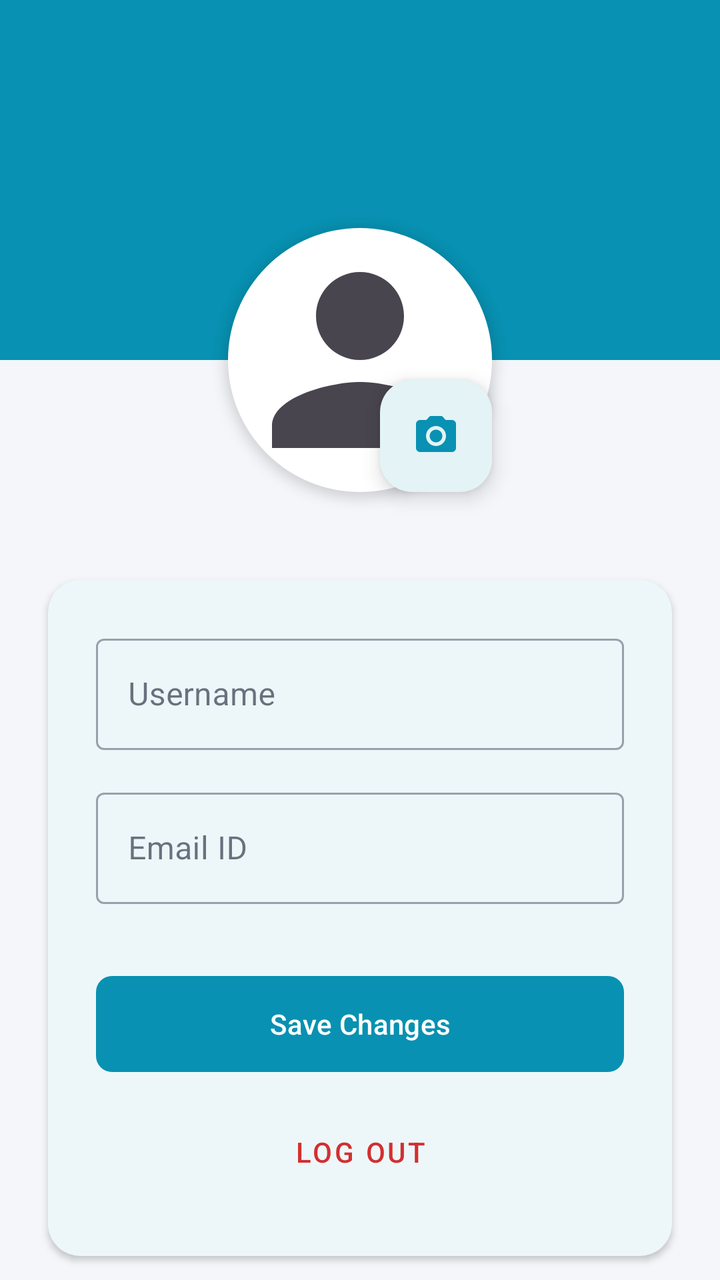
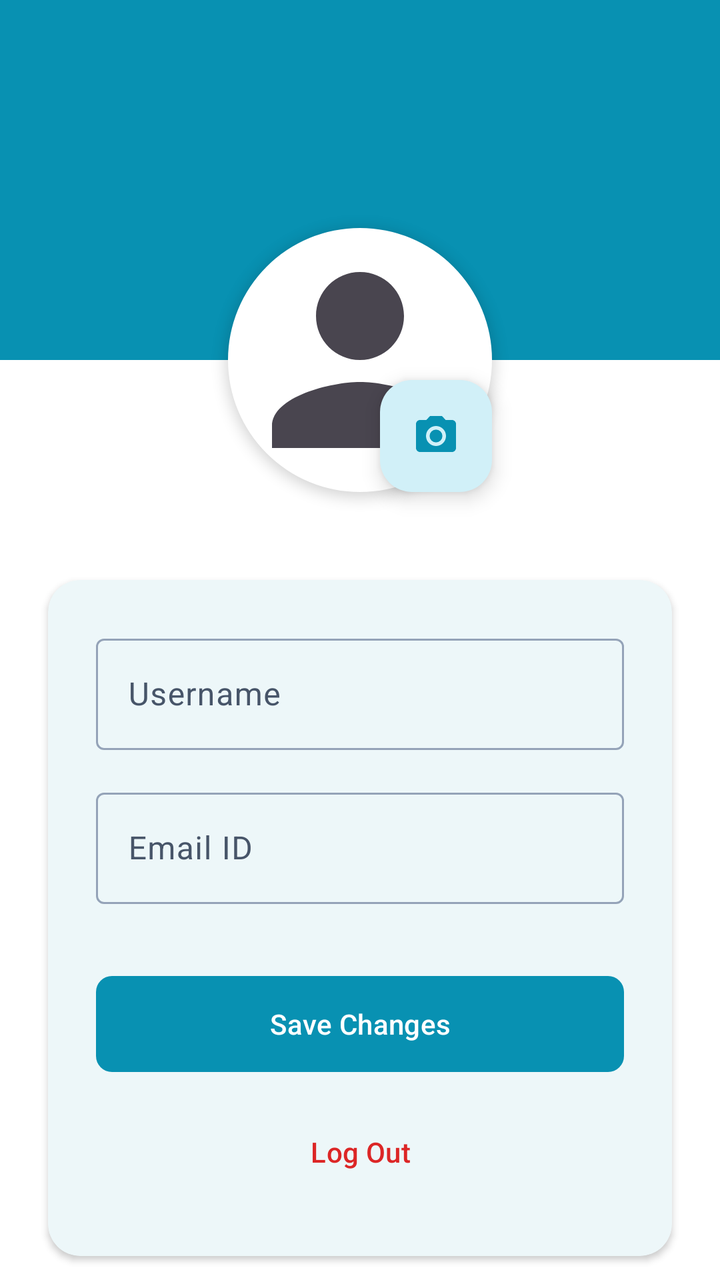

Two renders of the same Android screen: before a commit and after it. Below are the layout's source before the change and the commit's diff.
<!-- AndroidManifest.xml: application theme Theme.StudentRoomSharingApp -->
<!-- res/layout/fragment_profile.xml -->
<?xml version="1.0" encoding="utf-8"?>
<androidx.constraintlayout.widget.ConstraintLayout xmlns:android="http://schemas.android.com/apk/res/android"
    xmlns:app="http://schemas.android.com/apk/res-auto"
    xmlns:tools="http://schemas.android.com/tools"
    android:layout_width="match_parent"
    android:layout_height="match_parent"
    android:background="#F5F6FA"> <View
    android:id="@+id/headerBackground"
    android:layout_width="match_parent"
    android:layout_height="180dp"
    android:background="@color/md_theme_light_primary"
    app:layout_constraintTop_toTopOf="parent" />

    <com.google.android.material.imageview.ShapeableImageView
        android:id="@+id/ivProfileAvatar"
        android:layout_width="140dp"
        android:layout_height="140dp"
        android:layout_marginTop="110dp"
        android:elevation="4dp"
        android:scaleType="centerCrop"
        android:src="@drawable/ic_person_placeholder"
        android:background="@android:color/white"
        android:padding="4dp"
        app:layout_constraintEnd_toEndOf="parent"
        app:layout_constraintStart_toStartOf="parent"
        app:layout_constraintTop_toTopOf="parent"
        app:shapeAppearanceOverlay="@style/CircularShape" />

    <com.google.android.material.floatingactionbutton.FloatingActionButton
        android:id="@+id/fabEditAvatar"
        android:layout_width="wrap_content"
        android:layout_height="wrap_content"
        android:layout_marginEnd="4dp"
        android:layout_marginBottom="4dp"
        android:contentDescription="Edit Profile Picture"
        android:src="@drawable/baseline_camera_alt_24"
        app:backgroundTint="#FFFFFF"
        app:elevation="6dp"
        app:layout_constraintBottom_toBottomOf="@id/ivProfileAvatar"
        app:layout_constraintEnd_toEndOf="@id/ivProfileAvatar"
        app:maxImageSize="24dp"
        app:tint="@color/md_theme_light_primary" />

    <com.google.android.material.card.MaterialCardView
        android:layout_width="match_parent"
        android:layout_height="wrap_content"
        android:layout_marginHorizontal="24dp"
        android:layout_marginTop="40dp"
        app:cardBackgroundColor="@android:color/white"
        app:cardCornerRadius="16dp"
        app:cardElevation="2dp"
        app:strokeWidth="0dp"
        app:layout_constraintTop_toBottomOf="@id/ivProfileAvatar"
        app:layout_constraintStart_toStartOf="parent"
        app:layout_constraintEnd_toEndOf="parent">

        <LinearLayout
            android:layout_width="match_parent"
            android:layout_height="wrap_content"
            android:orientation="vertical"
            android:padding="24dp">

            <com.google.android.material.textfield.TextInputLayout
                android:id="@+id/tilUsername"
                style="@style/Widget.MaterialComponents.TextInputLayout.OutlinedBox"
                android:layout_width="match_parent"
                android:layout_height="wrap_content">

                <com.google.android.material.textfield.TextInputEditText
                    android:id="@+id/etUsername"
                    android:layout_width="match_parent"
                    android:layout_height="wrap_content"
                    android:hint="Username"
                    android:inputType="textPersonName"
                    android:maxLines="1" />
            </com.google.android.material.textfield.TextInputLayout>

            <com.google.android.material.textfield.TextInputLayout
                android:id="@+id/tilEmail"
                style="@style/Widget.MaterialComponents.TextInputLayout.OutlinedBox"
                android:layout_width="match_parent"
                android:layout_height="wrap_content"
                android:layout_marginTop="16dp">

                <com.google.android.material.textfield.TextInputEditText
                    android:id="@+id/etEmail"
                    android:layout_width="match_parent"
                    android:layout_height="wrap_content"
                    android:enabled="false"
                    android:hint="Email ID"
                    android:textColor="#9E9E9E"
                    android:inputType="textEmailAddress"
                    android:maxLines="1" />
            </com.google.android.material.textfield.TextInputLayout>

            <com.google.android.material.button.MaterialButton
                android:id="@+id/btnSaveChanges"
                android:layout_width="match_parent"
                android:layout_height="56dp"
                android:layout_marginTop="32dp"
                android:text="Save Changes"
                app:cornerRadius="8dp" />

            <com.google.android.material.button.MaterialButton
                android:id="@+id/btnLogout"
                style="@style/Widget.MaterialComponents.Button.TextButton"
                android:layout_width="match_parent"
                android:layout_height="56dp"
                android:layout_marginTop="8dp"
                android:text="Log Out"
                android:textColor="#D32F2F" />

        </LinearLayout>
    </com.google.android.material.card.MaterialCardView>

    <FrameLayout
        android:id="@+id/loadingOverlay"
        android:layout_width="match_parent"
        android:layout_height="match_parent"
        android:background="#66000000"
        android:visibility="gone"
        android:elevation="10dp"
        app:layout_constraintBottom_toBottomOf="parent"
        app:layout_constraintEnd_toEndOf="parent"
        app:layout_constraintStart_toStartOf="parent"
        app:layout_constraintTop_toTopOf="parent">

        <ProgressBar
            android:id="@+id/progressBar"
            android:layout_width="wrap_content"
            android:layout_height="wrap_content"
            android:layout_gravity="center"
            android:indeterminateTint="@color/md_theme_light_primary" />
    </FrameLayout>

</androidx.constraintlayout.widget.ConstraintLayout>
<!-- resources referenced by this layout -->
<resources>
  <color name="md_theme_light_primary">@color/primary</color>
  <style name="CircularShape">
          <item name="cornerFamily">rounded</item>
          <item name="cornerSize">50%</item>
      </style>
  <color name="primary">#0891B2</color>
  <color name="onPrimary">#FFFFFF</color>
  <color name="primaryContainer">#B5EAFB</color>
  <color name="onPrimaryContainer">#001F2A</color>
  <color name="secondary">#4E6A74</color>
  <color name="onSecondary">#FFFFFF</color>
  <color name="secondaryContainer">#D1F0F8</color>
  <color name="onSecondaryContainer">#05212A</color>
  <color name="tertiary">#9B6B4C</color>
  <color name="onTertiary">#FFFFFF</color>
  <color name="error">#DC2626</color>
  <color name="onError">#FFFFFF</color>
  <color name="errorContainer">#FFDAD6</color>
  <color name="onErrorContainer">#410002</color>
  <color name="background">#F8FAFC</color>
  <color name="onBackground">#0F172A</color>
  <color name="surface">#FFFFFF</color>
  <color name="onSurface">#0F172A</color>
  <color name="surfaceVariant">#E2E8F0</color>
  <color name="onSurfaceVariant">#475569</color>
  <color name="outline">#94A3B8</color>
  <style name="TextAppearance.StudentRoomSharingApp.HeadlineMedium" parent="TextAppearance.Material3.HeadlineMedium">
          <item name="android:textSize">28sp</item>
          <item name="android:lineSpacingExtra">0sp</item>
          <item name="android:fontWeight">600</item>
      </style>
  <style name="TextAppearance.StudentRoomSharingApp.TitleLarge" parent="TextAppearance.Material3.TitleLarge">
          <item name="android:textSize">22sp</item>
          <item name="android:lineSpacingExtra">0sp</item>
          <item name="android:fontWeight">600</item>
      </style>
  <style name="TextAppearance.StudentRoomSharingApp.TitleMedium" parent="TextAppearance.Material3.TitleMedium">
          <item name="android:textSize">16sp</item>
          <item name="android:lineSpacingExtra">0sp</item>
          <item name="android:fontWeight">600</item>
      </style>
  <style name="TextAppearance.StudentRoomSharingApp.TitleSmall" parent="TextAppearance.Material3.TitleSmall">
          <item name="android:textSize">14sp</item>
          <item name="android:lineSpacingExtra">0sp</item>
          <item name="android:fontWeight">600</item>
      </style>
  <style name="TextAppearance.StudentRoomSharingApp.BodyLarge" parent="TextAppearance.Material3.BodyLarge">
          <item name="android:textSize">16sp</item>
          <item name="android:lineSpacingExtra">4sp</item>
      </style>
  <style name="TextAppearance.StudentRoomSharingApp.BodyMedium" parent="TextAppearance.Material3.BodyMedium">
          <item name="android:textSize">14sp</item>
          <item name="android:lineSpacingExtra">4sp</item>
      </style>
  <style name="TextAppearance.StudentRoomSharingApp.BodySmall" parent="TextAppearance.Material3.BodySmall">
          <item name="android:textSize">12sp</item>
          <item name="android:lineSpacingExtra">4sp</item>
      </style>
  <style name="TextAppearance.StudentRoomSharingApp.LabelLarge" parent="TextAppearance.Material3.LabelLarge">
          <item name="android:textSize">14sp</item>
          <item name="android:fontWeight">500</item>
          <item name="android:letterSpacing">0.01</item>
      </style>
  <style name="TextAppearance.StudentRoomSharingApp.LabelMedium" parent="TextAppearance.Material3.LabelMedium">
          <item name="android:textSize">12sp</item>
          <item name="android:fontWeight">500</item>
          <item name="android:letterSpacing">0.02</item>
      </style>
  <style name="TextAppearance.StudentRoomSharingApp.LabelSmall" parent="TextAppearance.Material3.LabelSmall">
          <item name="android:textSize">11sp</item>
          <item name="android:fontWeight">500</item>
          <item name="android:letterSpacing">0.03</item>
      </style>
  <!-- unchanged entries left out for length: 4 -->
</resources>

<!-- the commit's change to res/layout/fragment_profile.xml (unified diff, before → after) -->
@@ -4,11 +4,11 @@
     xmlns:tools="http://schemas.android.com/tools"
     android:layout_width="match_parent"
     android:layout_height="match_parent"
-    android:background="#F5F6FA"> <View
+    android:background="?attr/colorSurface"> <View
     android:id="@+id/headerBackground"
     android:layout_width="match_parent"
     android:layout_height="180dp"
-    android:background="@color/md_theme_light_primary"
+    android:background="?attr/colorPrimary"
     app:layout_constraintTop_toTopOf="parent" />
 
     <com.google.android.material.imageview.ShapeableImageView
@@ -19,7 +19,7 @@
         android:elevation="4dp"
         android:scaleType="centerCrop"
         android:src="@drawable/ic_person_placeholder"
-        android:background="@android:color/white"
+        android:background="?attr/colorSurface"
         android:padding="4dp"
         app:layout_constraintEnd_toEndOf="parent"
         app:layout_constraintStart_toStartOf="parent"
@@ -28,26 +28,25 @@
 
     <com.google.android.material.floatingactionbutton.FloatingActionButton
         android:id="@+id/fabEditAvatar"
+        style="@style/Widget.Material3.FloatingActionButton.Secondary"
         android:layout_width="wrap_content"
         android:layout_height="wrap_content"
         android:layout_marginEnd="4dp"
         android:layout_marginBottom="4dp"
         android:contentDescription="Edit Profile Picture"
         android:src="@drawable/baseline_camera_alt_24"
-        app:backgroundTint="#FFFFFF"
-        app:elevation="6dp"
         app:layout_constraintBottom_toBottomOf="@id/ivProfileAvatar"
         app:layout_constraintEnd_toEndOf="@id/ivProfileAvatar"
         app:maxImageSize="24dp"
-        app:tint="@color/md_theme_light_primary" />
+        app:tint="?attr/colorPrimary" />
 
     <com.google.android.material.card.MaterialCardView
         android:layout_width="match_parent"
         android:layout_height="wrap_content"
         android:layout_marginHorizontal="24dp"
         android:layout_marginTop="40dp"
-        app:cardBackgroundColor="@android:color/white"
-        app:cardCornerRadius="16dp"
+        app:cardBackgroundColor="?attr/colorSurface"
+        app:cardCornerRadius="@dimen/shapeCornerLarge"
         app:cardElevation="2dp"
         app:strokeWidth="0dp"
         app:layout_constraintTop_toBottomOf="@id/ivProfileAvatar"
@@ -62,7 +61,7 @@
 
             <com.google.android.material.textfield.TextInputLayout
                 android:id="@+id/tilUsername"
-                style="@style/Widget.MaterialComponents.TextInputLayout.OutlinedBox"
+                style="@style/Widget.Material3.TextInputLayout.OutlinedBox"
                 android:layout_width="match_parent"
                 android:layout_height="wrap_content">
 
@@ -77,7 +76,7 @@
 
             <com.google.android.material.textfield.TextInputLayout
                 android:id="@+id/tilEmail"
-                style="@style/Widget.MaterialComponents.TextInputLayout.OutlinedBox"
+                style="@style/Widget.Material3.TextInputLayout.OutlinedBox"
                 android:layout_width="match_parent"
                 android:layout_height="wrap_content"
                 android:layout_marginTop="16dp">
@@ -88,27 +87,28 @@
                     android:layout_height="wrap_content"
                     android:enabled="false"
                     android:hint="Email ID"
-                    android:textColor="#9E9E9E"
+                    android:textColor="?attr/colorOnSurfaceVariant"
                     android:inputType="textEmailAddress"
                     android:maxLines="1" />
             </com.google.android.material.textfield.TextInputLayout>
 
             <com.google.android.material.button.MaterialButton
                 android:id="@+id/btnSaveChanges"
+                style="@style/Widget.Material3.Button"
                 android:layout_width="match_parent"
                 android:layout_height="56dp"
                 android:layout_marginTop="32dp"
                 android:text="Save Changes"
-                app:cornerRadius="8dp" />
+                app:cornerRadius="@dimen/shapeCornerMedium" />
 
             <com.google.android.material.button.MaterialButton
                 android:id="@+id/btnLogout"
-                style="@style/Widget.MaterialComponents.Button.TextButton"
+                style="@style/Widget.Material3.Button.TextButton"
                 android:layout_width="match_parent"
                 android:layout_height="56dp"
                 android:layout_marginTop="8dp"
                 android:text="Log Out"
-                android:textColor="#D32F2F" />
+                android:textColor="?attr/colorError" />
 
         </LinearLayout>
     </com.google.android.material.card.MaterialCardView>
@@ -117,7 +117,7 @@
         android:id="@+id/loadingOverlay"
         android:layout_width="match_parent"
         android:layout_height="match_parent"
-        android:background="#66000000"
+        android:background="#99000000"
         android:visibility="gone"
         android:elevation="10dp"
         app:layout_constraintBottom_toBottomOf="parent"
@@ -125,12 +125,12 @@
         app:layout_constraintStart_toStartOf="parent"
         app:layout_constraintTop_toTopOf="parent">
 
-        <ProgressBar
+        <com.google.android.material.progressindicator.CircularProgressIndicator
             android:id="@+id/progressBar"
             android:layout_width="wrap_content"
             android:layout_height="wrap_content"
             android:layout_gravity="center"
-            android:indeterminateTint="@color/md_theme_light_primary" />
+            app:indicatorColor="?attr/colorPrimary" />
     </FrameLayout>
 
 </androidx.constraintlayout.widget.ConstraintLayout>
<!-- resource entries referenced after the edit -->
@@ -1,6 +1,7 @@
 <!-- resources referenced by this layout -->
 <resources>
-  <color name="md_theme_light_primary">@color/primary</color>
+  <dimen name="shapeCornerLarge">16dp</dimen>
+  <dimen name="shapeCornerMedium">8dp</dimen>
   <style name="CircularShape">
           <item name="cornerFamily">rounded</item>
           <item name="cornerSize">50%</item>
